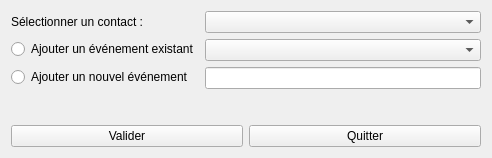
Old version of the form Projet/AjoutEvenementWindow.ui in the repository Dwarron/ProjetCDAA.
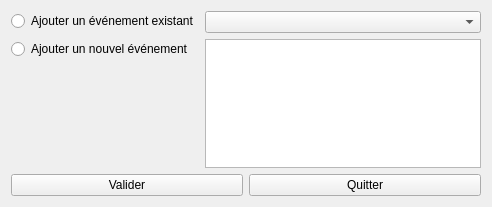
New version of the form.

Commit message: Classe interface entre QObject et classes POO, recherche interactive et selection d'un contact pour modification, création d'un contact

Patch:
```diff
--- a/Projet/AjoutEvenementWindow.ui
+++ b/Projet/AjoutEvenementWindow.ui
@@ -7,28 +7,21 @@
     <x>0</x>
     <y>0</y>
     <width>492</width>
-    <height>158</height>
+    <height>207</height>
    </rect>
   </property>
   <property name="windowTitle">
    <string>Ajouter un événement</string>
   </property>
   <layout class="QGridLayout" name="gridLayout">
+   <property name="sizeConstraint">
+    <enum>QLayout::SetMinAndMaxSize</enum>
+   </property>
    <item row="0" column="0">
     <layout class="QVBoxLayout" name="verticalLayout">
      <item>
       <layout class="QFormLayout" name="formLayout">
        <item row="0" column="0">
-        <widget class="QLabel" name="selectionContactLabel">
-         <property name="text">
-          <string>Sélectionner un contact : </string>
-         </property>
-        </widget>
-       </item>
-       <item row="0" column="1">
-        <widget class="QComboBox" name="contactComboBox"/>
-       </item>
-       <item row="1" column="0">
         <widget class="QRadioButton" name="eventRadionButton">
          <property name="text">
           <string>Ajouter un événement existant</string>
@@ -38,10 +31,20 @@
          </attribute>
         </widget>
        </item>
-       <item row="1" column="1">
-        <widget class="QComboBox" name="eventComboBox"/>
+       <item row="0" column="1">
+        <widget class="QComboBox" name="eventComboBox">
+         <property name="sizeIncrement">
+          <size>
+           <width>0</width>
+           <height>0</height>
+          </size>
+         </property>
+         <property name="minimumContentsLength">
+          <number>0</number>
+         </property>
+        </widget>
        </item>
-       <item row="2" column="0">
+       <item row="1" column="0">
         <widget class="QRadioButton" name="newEventRadionButton">
          <property name="text">
           <string>Ajouter un nouvel événement </string>
@@ -51,12 +54,8 @@
          </attribute>
         </widget>
        </item>
-       <item row="2" column="1">
-        <widget class="QLineEdit" name="newEventlineEdit">
-         <property name="readOnly">
-          <bool>false</bool>
-         </property>
-        </widget>
+       <item row="1" column="1">
+        <widget class="QTextEdit" name="newEventText"/>
        </item>
       </layout>
      </item>
```
Left out of the diff: 3 changed lines with no effect on the pictures. The commit also changes 74 other files.
